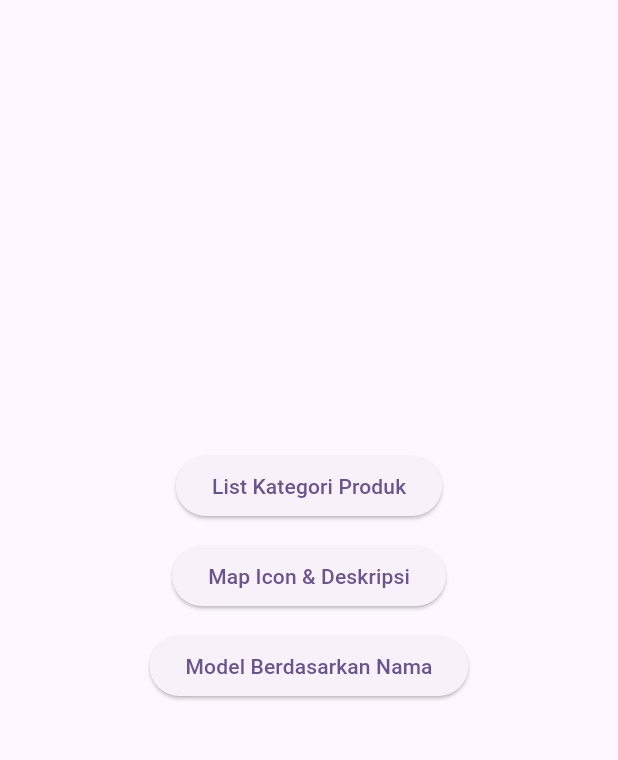
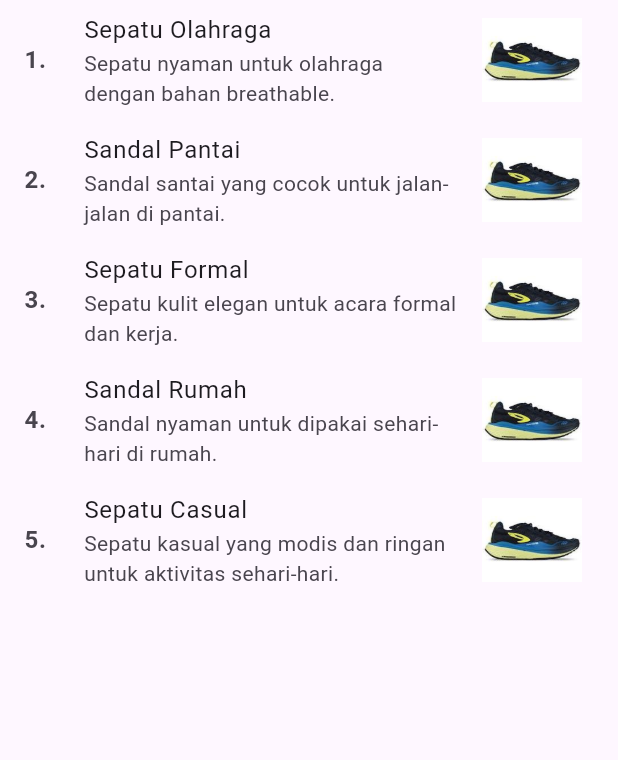
Before and after one commit to shellasagita/ppkd_b_2, a Flutter app: the Tugas9ListKategoriProduk screen opened directly, after a tap on "Model Berdasarkan Nama", on a phone screen of 412 x 824 dp, the part 84-844 px from its top. Run offline on Flutter 3.47's test engine with Material 3 defaults, Android fonts, the phone set to English and light mode, and no system bars.

Commit message:
add tugas 9 flutter

```diff
--- a/lib/main.dart
+++ b/lib/main.dart
@@ -2,6 +2,7 @@ import 'package:flutter/material.dart';
 import 'package:ppkd_b_2/meet_1/meet_1.dart';
 import 'package:ppkd_b_2/meet_1/tugas_1_flutter.dart';
 import 'package:ppkd_b_2/meet_11/login_screen.dart';
+import 'package:ppkd_b_2/tugas_10_flutter/tugas_10_flutter.dart';
 import 'package:ppkd_b_2/tugas_7_flutter/1syaratketentuan.dart';
 import 'package:ppkd_b_2/tugas_7_flutter/2modegelap.dart';
 import 'package:ppkd_b_2/tugas_7_flutter/3kategoriproduk.dart';
@@ -46,7 +47,7 @@ class MyApp extends StatelessWidget {
       theme: ThemeData(
         colorScheme: ColorScheme.fromSeed(seedColor: Colors.deepPurple),
       ),
-      home: const MapKategoriProduk(),
+      home: const FormulirKelasPendaftaranKelas(),
     );
   }
 }
--- a/lib/tugas_9_flutter.dart/model_urutan_nama.dart
+++ b/lib/tugas_9_flutter.dart/model_urutan_nama.dart
@@ -0,0 +1,110 @@
+import 'package:flutter/material.dart';
+import 'package:flutter/widgets.dart';
+import 'package:ppkd_b_2/constant/app_color.dart';
+import 'package:ppkd_b_2/constant/app_style.dart';
+import 'package:ppkd_b_2/tugas_9_flutter.dart/sepatu_model.dart';
+
+class ModelSepatu extends StatefulWidget {
+  const ModelSepatu({super.key});
+
+  @override
+  State<ModelSepatu> createState() => _ModelSepatuState();
+}
+
+class _ModelSepatuState extends State<ModelSepatu> {
+  final List<SepatuModel> produkSepatuSandal = [
+    SepatuModel(
+      namaProduk: 'Sepatu Olahraga',
+      deskripsi: 'Sepatu nyaman untuk olahraga dengan bahan breathable.',
+      gambar: 'assets/images/sepatuolahraga.jpg',
+    ),
+    SepatuModel(
+      namaProduk: 'Sandal Pantai',
+      deskripsi: 'Sandal santai yang cocok untuk jalan-jalan di pantai.',
+      gambar: 'assets/images/sepatuolahraga.jpg',
+    ),
+    SepatuModel(
+      namaProduk: 'Sepatu Formal',
+      deskripsi: 'Sepatu kulit elegan untuk acara formal dan kerja.',
+      gambar: 'assets/images/sepatuolahraga.jpg',
+    ),
+    SepatuModel(
+      namaProduk: 'Sandal Rumah',
+      deskripsi: 'Sandal nyaman untuk dipakai sehari-hari di rumah.',
+      gambar: 'assets/images/sepatuolahraga.jpg',
+    ),
+    SepatuModel(
+      namaProduk: 'Sepatu Casual',
+      deskripsi:
+          'Sepatu kasual yang modis dan ringan untuk aktivitas sehari-hari.',
+      gambar: 'assets/images/sepatuolahraga.jpg',
+    ),
+
+    // {
+    //   'nama': 'Sepatu Olahraga',
+    //   'gambar': 'assets/images/sepatuolahraga.jpg',
+    //   'deskripsi': 'Sepatu nyaman untuk olahraga dengan bahan breathable.',
+    // },
+    // {
+    //   'nama': 'Sandal Pantai',
+    //   'gambar': 'assets/images/sandalpantai.png',
+    //   'deskripsi': 'Sandal santai yang cocok untuk jalan-jalan di pantai.',
+    // },
+    // {
+    //   'nama': 'Sepatu Formal',
+    //   'gambar': 'assets/images/sepatuformal.jpg',
+    //   'deskripsi': 'Sepatu kulit elegan untuk acara formal dan kerja.',
+    // },
+    // {
+    //   'nama': 'Sandal Rumah',
+    //   'gambar': 'assets/images/sandalrumah.jpg',
+    //   'deskripsi': 'Sandal nyaman untuk dipakai sehari-hari di rumah.',
+    // },
+    // {
+    //   'nama': 'Sepatu Casual',
+    //   'gambar': 'assets/images/sepatucasual.jpg',
+    //   'deskripsi':
+    //       'Sepatu kasual yang modis dan ringan untuk aktivitas sehari-hari.',
+    // },
+  ];
+
+  @override
+  Widget build(BuildContext context) {
+    return Scaffold(
+      appBar: AppBar(
+        title: Text('Kantong Ajaib Store'),
+        centerTitle: true,
+        backgroundColor: AppColor.blue3,
+        titleTextStyle: TextStyle(color: Colors.white, fontSize: 18),
+      ),
+
+      // body: ListView.builder(
+      //   itemCount: produkSepatuSandal.length,
+      //   itemBuilder: (context, index) {
+      //     return ModelSepatu(produk: produkSepatuSandal[index]);
+      //   },
+      // ),
+      body: ListView.builder(
+        itemCount: produkSepatuSandal.length,
+        itemBuilder: (BuildContext context, int index) {
+          final item = produkSepatuSandal[index];
+          print(index);
+          return ListTile(
+            leading: Row(
+              mainAxisSize:
+                  MainAxisSize
+                      .min, // important to prevent Row from taking full width
+              children: [
+                Text('${index + 1}. ', style: AppStyle.fontBold(fontSize: 16)),
+              ],
+            ),
+            title: Text(produkSepatuSandal[index].namaProduk),
+            subtitle: Text(item.deskripsi),
+            trailing: Image.asset(item.gambar),
+            onTap: () {},
+          );
+        },
+      ),
+    );
+  }
+}
--- /dev/null
+++ b/lib/tugas_9_flutter.dart/sepatu_model.dart
@@ -0,0 +1,34 @@
+import 'dart:convert';
+
+// ignore_for_file: public_member_api_docs, sort_constructors_first
+class SepatuModel {
+  final String namaProduk;
+  final String deskripsi;
+  final String gambar;
+  SepatuModel({
+    required this.namaProduk,
+    required this.deskripsi,
+    required this.gambar,
+  });
+
+  Map<String, dynamic> toMap() {
+    return <String, dynamic>{
+      'namaProduk': namaProduk,
+      'deskripsi': deskripsi,
+      'gambar': gambar,
+    };
+  }
+
+  factory SepatuModel.fromMap(Map<String, dynamic> map) {
+    return SepatuModel(
+      namaProduk: map['namaProduk'] as String,
+      deskripsi: map['deskripsi'] as String,
+      gambar: map['gambar'] as String,
+    );
+  }
+
+  String toJson() => json.encode(toMap());
+
+  factory SepatuModel.fromJson(String source) =>
+      SepatuModel.fromMap(json.decode(source) as Map<String, dynamic>);
+}
--- a/lib/tugas_9_flutter.dart/tugas_9_flutter.dart
+++ b/lib/tugas_9_flutter.dart/tugas_9_flutter.dart
@@ -3,6 +3,7 @@ import 'package:flutter/widgets.dart';
 import 'package:ppkd_b_2/constant/app_color.dart';
 import 'package:ppkd_b_2/tugas_9_flutter.dart/list.dart';
 import 'package:ppkd_b_2/tugas_9_flutter.dart/list_of_map.dart';
+import 'package:ppkd_b_2/tugas_9_flutter.dart/model_urutan_nama.dart';
 
 class Tugas9ListKategoriProduk extends StatefulWidget {
   const Tugas9ListKategoriProduk({super.key});
@@ -48,7 +49,12 @@ class _MyWidgetState extends State<Tugas9ListKategoriProduk> {
             ),
             SizedBox(height: 12),
             ElevatedButton(
-              onPressed: () {},
+              onPressed: () {
+                Navigator.push(
+                  context,
+                  MaterialPageRoute(builder: (context) => ModelSepatu()),
+                );
+              },
               child: Text('Model Berdasarkan Nama'),
             ),
           ],
```
Also changed, not shown: lib/tugas_10_flutter/tugas_10_flutter.dart (+86 -0 lines), lib/tugas_9_flutter.dart/list_of_map.dart (+18 -15 lines), assets/images/sandalpantai.png (added), assets/images/sandalrumah.jpg (added), assets/images/sepatucasual.jpg (added), assets/images/sepatuformal.jpg (added), assets/images/sepatuolahraga.jpg (added).
